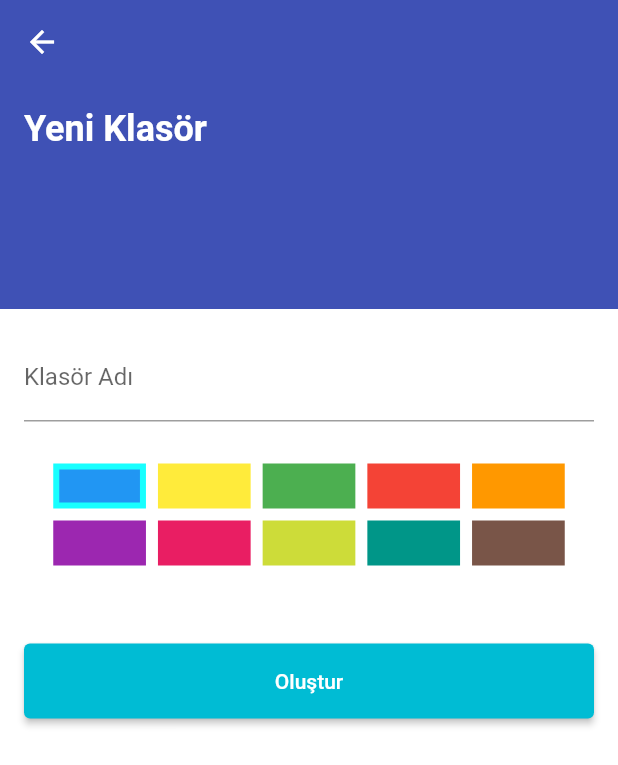
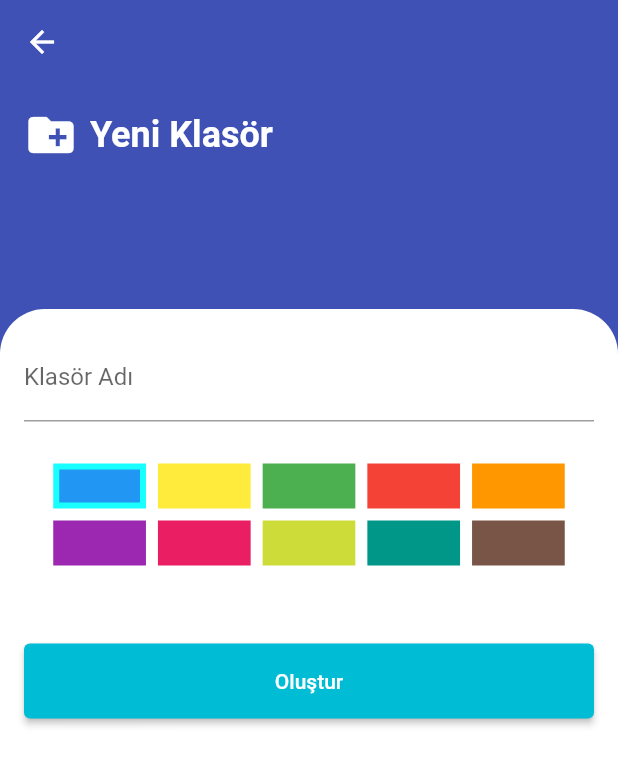
Before and after one commit to fatihinho/planyapp, a Flutter app: the TaskFolderAddingScreen screen opened directly, on a phone screen of 412 x 824 dp. Shown: the top 765 px of the screen. Run offline on Flutter 3.47's test engine with Material 2 defaults, Android fonts, the phone set to English and light mode, and no system bars; our stand-ins replace firebase_core; accounts and stored records are empty.

Commit message:
changed title style

```diff
--- a/lib/src/screens/taskfolder_adding_screen.dart
+++ b/lib/src/screens/taskfolder_adding_screen.dart
@@ -49,14 +49,26 @@ class _TaskFolderAddingScreenState extends State<TaskFolderAddingScreen> {
               width: screenWidth,
               height: screenHeight,
               color: Colors.indigo,
+              child: SingleChildScrollView(
                 child: Padding(
                   padding: const EdgeInsets.all(16.0),
-                child: Text(
+                  child: Row(
+                    children: [
+                      Icon(
+                        Icons.create_new_folder,
+                        color: Colors.white,
+                        size: 36.0,
+                      ),
+                      SizedBox(width: 8.0),
+                      Text(
                         'Yeni Klasör',
                         style: TextStyle(
                             fontSize: 24.0,
                             fontWeight: FontWeight.bold,
                             color: Colors.white),
+                      ),
+                    ],
+                  ),
                 ),
               ),
             ),
@@ -64,7 +76,11 @@ class _TaskFolderAddingScreenState extends State<TaskFolderAddingScreen> {
               alignment: Alignment.bottomCenter,
               child: SingleChildScrollView(
                 child: Container(
+                  decoration: BoxDecoration(
                       color: Colors.white,
+                      borderRadius: BorderRadius.only(
+                          topLeft: Radius.circular(30.0),
+                          topRight: Radius.circular(30.0))),
                   child: Padding(
                     padding: const EdgeInsets.all(16.0),
                     child: Column(
```
Lines whose indentation alone changed are shown as unchanged.
